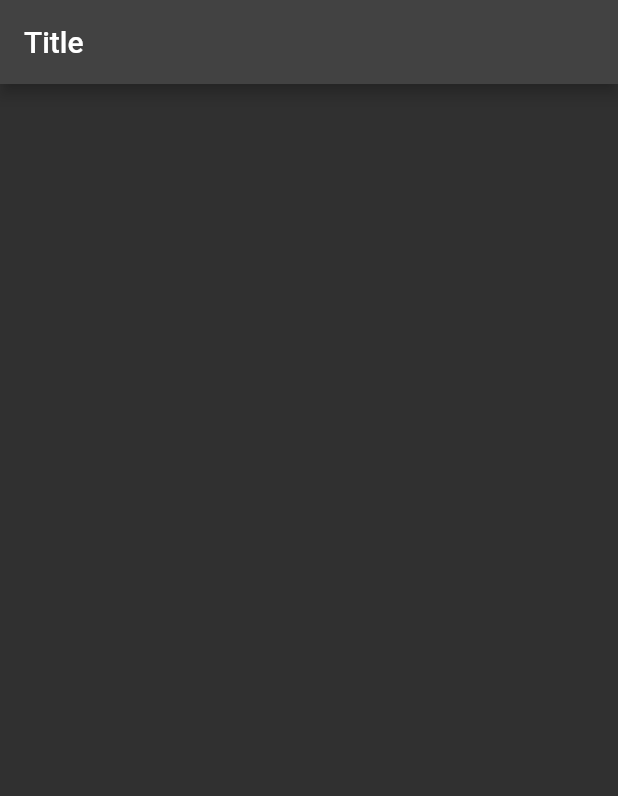
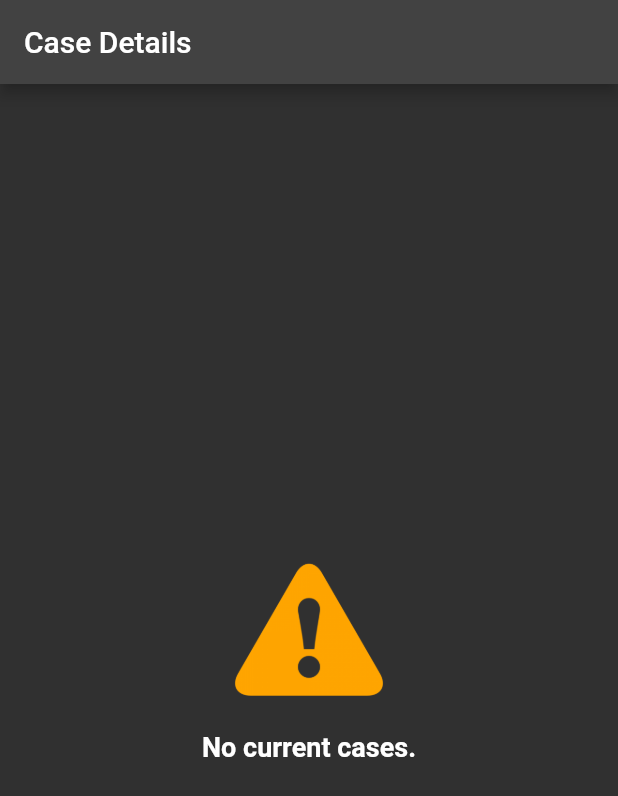
Before and after one commit to harshitsinghcode/law_help_falcon, a Flutter app: the UTHome screen opened directly, on a phone screen of 412 x 824 dp. Shown: the top 796 px of the screen. Run offline on Flutter 3.47's test engine with Material 2 defaults, Android fonts, the phone set to English and light mode, and no system bars; our stand-ins replace cloud_firestore, dot_navigation_bar, firebase_auth, firebase_core, shared_preferences; accounts and stored records are empty.

Commit message:
added undertrial home page basic

```diff
--- a/lib/main.dart
+++ b/lib/main.dart
@@ -21,7 +21,7 @@ class MyApp extends StatelessWidget {
     return MaterialApp(
       title: 'Nyaya Sahaya',
       theme: ThemeData.dark(),
-      home: LoginPage(),
+      home: const LoginPage(),
       debugShowCheckedModeBanner: false,
     );
   }
--- /dev/null
+++ b/lib/screens/stakeholders/undertrial/support screens/no_case.dart
@@ -0,0 +1,43 @@
+import 'package:flutter/material.dart';
+
+class NoCasesFoundScreen extends StatelessWidget {
+  const NoCasesFoundScreen({Key? key}) : super(key: key);
+
+  @override
+  Widget build(BuildContext context) {
+    return Scaffold(
+      appBar: AppBar(
+        title: const Text('Case Details'),
+      ),
+      body: Center(
+        child: Column(
+          mainAxisAlignment: MainAxisAlignment.center,
+          children: [
+            Container(
+              width: 350, // Adjust the width as needed
+              padding: const EdgeInsets.all(16.0),
+              color: Colors.grey[850],
+              child: Column(
+                children: [
+                  Image.asset(
+                    'assets/images/orange-error-icon-0.png',
+                    width: 100,
+                  ),
+                  const SizedBox(height: 16.0),
+                  const Text(
+                    'No current cases.',
+                    style: TextStyle(
+                      fontSize: 18,
+                      color: Colors.white,
+                      fontWeight: FontWeight.bold,
+                    ),
+                  ),
+                ],
+              ),
+            ),
+          ],
+        ),
+      ),
+    );
+  }
+}
--- a/lib/screens/stakeholders/undertrial/ut_home.dart
+++ b/lib/screens/stakeholders/undertrial/ut_home.dart
@@ -1,15 +1,150 @@
+// ignore_for_file: library_private_types_in_public_api
+
 import 'package:flutter/material.dart';
+import 'package:firebase_auth/firebase_auth.dart';
+import 'package:cloud_firestore/cloud_firestore.dart';
 
-class UTHome extends StatelessWidget {
-  const UTHome({Key? key}) : super(key: key);
+import 'support screens/no_case.dart';
+
+class UTHome extends StatefulWidget {
+  const UTHome({super.key});
+
+  @override
+  _UTHomeState createState() => _UTHomeState();
+}
+
+class _UTHomeState extends State<UTHome> {
+  late String clientEmail;
+  bool textScanning = false;
+  String scannedText = '';
+
+  @override
+  void initState() {
+    super.initState();
+    getClientEmail();
+  }
+
+  void getClientEmail() async {
+    final user = FirebaseAuth.instance.currentUser;
+    if (user != null) {
+      setState(() {
+        clientEmail = user.email!;
+      });
+    }
+  }
 
   @override
   Widget build(BuildContext context) {
-    return Scaffold(
-      appBar: AppBar(
-        title: const Text('Title'),
+    return StreamBuilder<QuerySnapshot>(
+      stream: FirebaseFirestore.instance
+          .collection('cases')
+          .where('clientEmail', isEqualTo: clientEmail)
+          .snapshots(),
+      builder: (context, snapshot) {
+        if (snapshot.connectionState == ConnectionState.waiting) {
+          return const CircularProgressIndicator();
+        }
+
+        if (!snapshot.hasData || snapshot.data!.docs.isEmpty) {
+          return const NoCasesFoundScreen();
+        }
+
+        final document = snapshot.data!.docs.first;
+
+        return Scaffold(
+          appBar: AppBar(
+            title: const Text('Case Details'),
+          ),
+          body: SingleChildScrollView(
+            padding: const EdgeInsets.all(16.0),
+            child: Column(
+              crossAxisAlignment: CrossAxisAlignment.start,
+              children: <Widget>[
+                _buildSectionInfoCard("IPC Section:", document['ipcSections']),
+                const SizedBox(height: 10),
+                _buildSectionInfoCard("Lawyer:", document['lawyerName']),
+                const SizedBox(height: 10),
+                _buildSectionInfoCard("Judge:", "Jane Smith"),
+                const SizedBox(height: 10),
+                _buildSectionInfoCard(
+                    "Next Hearing:", document['nextHearingDate']),
+                const SizedBox(height: 20),
+                _buildSectionInfoCard("Case Status:", "Ongoing"),
+                const SizedBox(height: 20),
+                _buildSectionInfoCard(
+                    "Sections Violated:", document['ipcSections']),
+                const SizedBox(height: 20),
+              ],
+            ),
+          ),
+        );
+      },
+    );
+  }
+
+  Widget _buildSectionInfoCard(String title, String content) {
+    return Container(
+      width: double.infinity,
+      margin: const EdgeInsets.symmetric(vertical: 10.0),
+      decoration: BoxDecoration(
+        gradient: const LinearGradient(
+          begin: Alignment.topLeft,
+          end: Alignment.bottomRight,
+          colors: [Color(0xFF232323), Color(0xFF121212)],
+        ),
+        borderRadius: BorderRadius.circular(16.0),
+        boxShadow: [
+          BoxShadow(
+            color: Colors.grey.withOpacity(0.3),
+            spreadRadius: 2,
+            blurRadius: 8,
+            offset: const Offset(0, 4),
+          ),
+        ],
       ),
-      body: Container(),
+      child: Padding(
+        padding: const EdgeInsets.all(20.0),
+        child: Column(
+          crossAxisAlignment: CrossAxisAlignment.start,
+          children: [
+            Text(
+              title,
+              style: const TextStyle(
+                fontSize: 24,
+                fontWeight: FontWeight.bold,
+                color: Colors.white,
+              ),
+            ),
+            const SizedBox(height: 16),
+            Text(
+              content,
+              style: const TextStyle(
+                fontSize: 18,
+                color: Colors.white70,
+              ),
+            ),
+            const SizedBox(height: 16),
+            const Row(
+              children: [
+                Icon(
+                  Icons.calendar_today,
+                  color: Colors.blue,
+                  size: 20,
+                ),
+                SizedBox(width: 8),
+                Text(
+                  'Date: September 23, 2023',
+                  style: TextStyle(
+                    fontSize: 16,
+                    color: Colors.white54,
+                  ),
+                ),
+              ],
+            ),
+            const SizedBox(height: 16),
+          ],
+        ),
+      ),
     );
   }
 }
--- a/lib/screens/stakeholders/undertrial/ut_support.dart
+++ b/lib/screens/stakeholders/undertrial/ut_support.dart
@@ -10,9 +10,7 @@ class UTSupport extends StatelessWidget {
       appBar: AppBar(
         title: const Text('Title'),
       ),
-      body: Container(
-        child: LogoutButton(),
-      ),
+      body: LogoutButton(),
     );
   }
 }
```
Also changed, not shown: assets/images/orange-error-icon-0.png (added), lib/screens/stakeholders/undertrial/support screens/fir_analyzer.dart (added).
